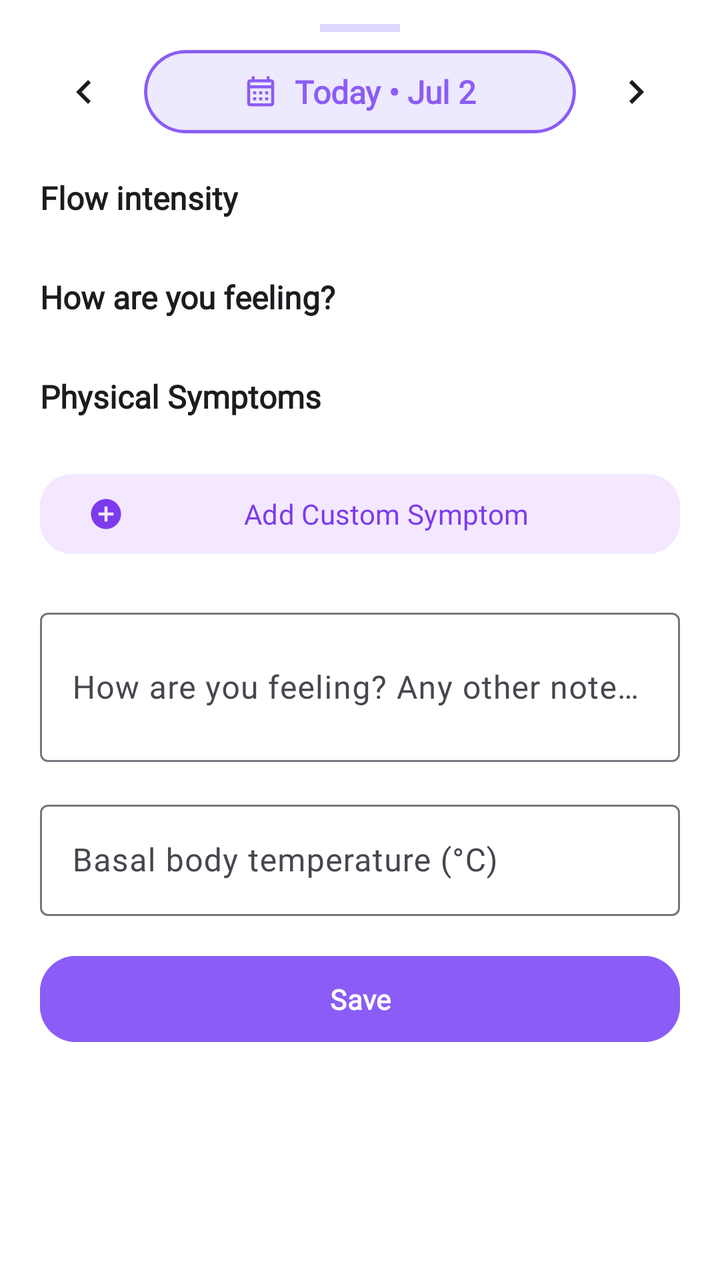
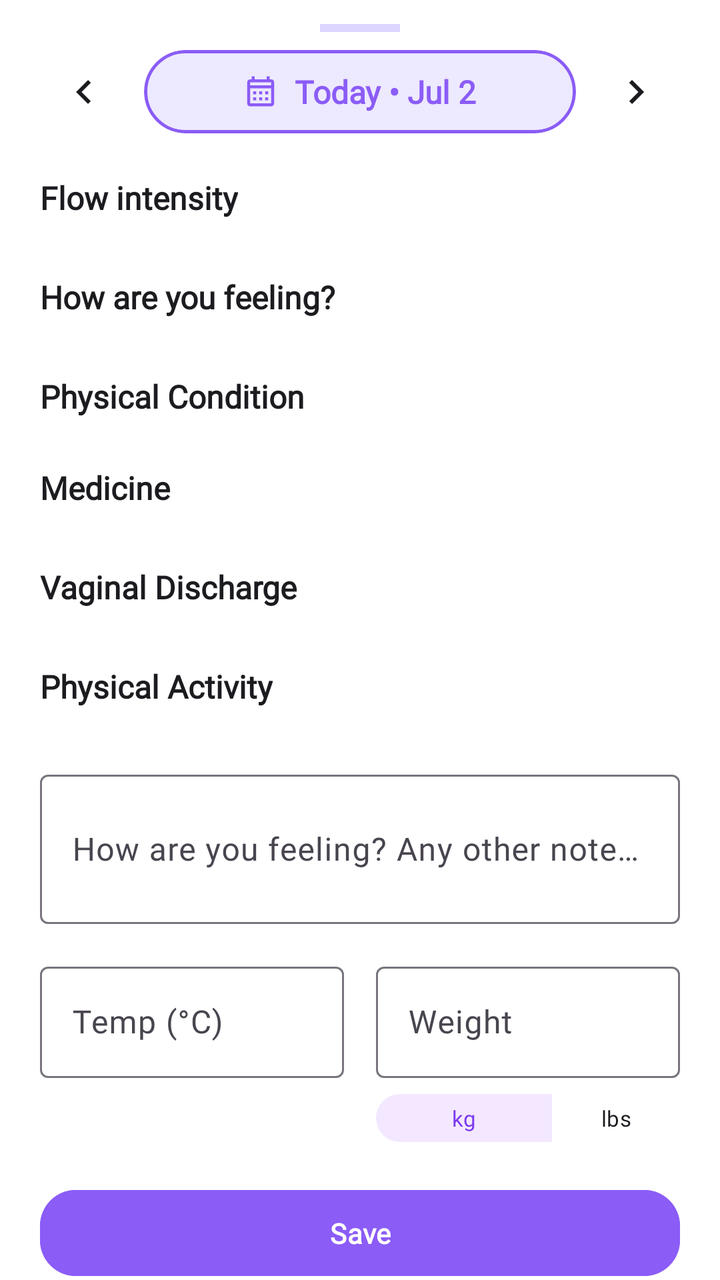

Screens rendered from an Android XML layout before and after an edit, with the pre-edit source and the edit as a unified diff.
<!-- AndroidManifest.xml: application theme Theme.Cyvia -->
<!-- res/layout/bottom_sheet_daily_log.xml -->
<?xml version="1.0" encoding="utf-8"?>
<LinearLayout
    xmlns:android="http://schemas.android.com/apk/res/android"
    xmlns:app="http://schemas.android.com/apk/res-auto"
    android:layout_width="match_parent"
    android:layout_height="wrap_content"
    android:orientation="vertical"
    android:background="@color/cyvia_surface">

    
    <View
        android:layout_width="40dp"
        android:layout_height="4dp"
        android:layout_gravity="center_horizontal"
        android:layout_marginTop="@dimen/space_12"
        android:layout_marginBottom="@dimen/space_8"
        android:background="@color/cyvia_outline"
        android:backgroundTint="@color/cyvia_outline" />

    <androidx.core.widget.NestedScrollView
        android:layout_width="match_parent"
        android:layout_height="wrap_content"
        android:fillViewport="true">

        <LinearLayout
            android:layout_width="match_parent"
            android:layout_height="wrap_content"
            android:orientation="vertical"
            android:paddingStart="@dimen/screen_padding_horizontal"
            android:paddingEnd="@dimen/screen_padding_horizontal"
            android:paddingBottom="@dimen/space_32">

            
            <LinearLayout
                android:layout_width="match_parent"
                android:layout_height="wrap_content"
                android:orientation="horizontal"
                android:gravity="center_vertical"
                android:layout_marginBottom="@dimen/space_20">

                <ImageButton
                    android:id="@+id/btn_prev_date"
                    android:layout_width="44dp"
                    android:layout_height="44dp"
                    android:background="?attr/selectableItemBackgroundBorderless"
                    android:src="@drawable/ic_chevron_left"
                    android:contentDescription="Previous day"
                    app:tint="@color/cyvia_on_surface" />

                <com.google.android.material.card.MaterialCardView
                    android:id="@+id/card_date_selector"
                    android:layout_width="0dp"
                    android:layout_height="wrap_content"
                    android:layout_weight="1"
                    android:layout_marginStart="8dp"
                    android:layout_marginEnd="8dp"
                    android:clickable="true"
                    android:focusable="true"
                    app:cardCornerRadius="22dp"
                    app:cardElevation="0dp"
                    app:strokeColor="@color/cyvia_primary"
                    app:strokeWidth="1.5dp"
                    app:cardBackgroundColor="@color/cyvia_primary_container">

                    <LinearLayout
                        android:layout_width="match_parent"
                        android:layout_height="wrap_content"
                        android:orientation="horizontal"
                        android:gravity="center"
                        android:paddingVertical="10dp"
                        android:paddingHorizontal="16dp">

                        <ImageView
                            android:layout_width="18dp"
                            android:layout_height="18dp"
                            android:src="@drawable/ic_calendar"
                            app:tint="@color/cyvia_primary"
                            android:layout_marginEnd="8dp" />

                        <TextView
                            android:id="@+id/tv_log_title"
                            android:layout_width="wrap_content"
                            android:layout_height="wrap_content"
                            android:text="Today • Jul 2"
                            android:textSize="@dimen/text_body_large"
                            android:fontFamily="@font/nunito"
                            android:textStyle="bold"
                            android:textColor="@color/cyvia_primary" />
                    </LinearLayout>
                </com.google.android.material.card.MaterialCardView>

                <ImageButton
                    android:id="@+id/btn_next_date"
                    android:layout_width="44dp"
                    android:layout_height="44dp"
                    android:background="?attr/selectableItemBackgroundBorderless"
                    android:src="@drawable/ic_chevron_right"
                    android:contentDescription="Next day"
                    app:tint="@color/cyvia_on_surface" />
            </LinearLayout>

            
            <TextView
                android:layout_width="wrap_content"
                android:layout_height="wrap_content"
                android:text="@string/log_flow_label"
                android:textSize="@dimen/text_body_large"
                android:fontFamily="@font/nunito"
                android:textStyle="bold"
                android:textColor="@color/cyvia_on_background"
                android:layout_marginBottom="@dimen/space_8" />

            
            <HorizontalScrollView
                android:layout_width="match_parent"
                android:layout_height="wrap_content"
                android:scrollbars="none"
                android:fillViewport="true"
                android:layout_marginBottom="@dimen/space_20">

                <LinearLayout
                    android:id="@+id/layout_flow_selector"
                    android:layout_width="wrap_content"
                    android:layout_height="wrap_content"
                    android:orientation="horizontal" />
            </HorizontalScrollView>

            
            <TextView
                android:layout_width="wrap_content"
                android:layout_height="wrap_content"
                android:text="How are you feeling?"
                android:textSize="@dimen/text_body_large"
                android:fontFamily="@font/nunito"
                android:textStyle="bold"
                android:textColor="@color/cyvia_on_background"
                android:layout_marginBottom="@dimen/space_8" />

            
            <HorizontalScrollView
                android:layout_width="match_parent"
                android:layout_height="wrap_content"
                android:scrollbars="none"
                android:layout_marginBottom="@dimen/space_20">

                <LinearLayout
                    android:id="@+id/layout_mood_selector"
                    android:layout_width="wrap_content"
                    android:layout_height="wrap_content"
                    android:orientation="horizontal" />
            </HorizontalScrollView>

            
            <TextView
                android:layout_width="wrap_content"
                android:layout_height="wrap_content"
                android:text="Physical Symptoms"
                android:textSize="@dimen/text_body_large"
                android:fontFamily="@font/nunito"
                android:textStyle="bold"
                android:textColor="@color/cyvia_on_background"
                android:layout_marginBottom="@dimen/space_8" />

            <HorizontalScrollView
                android:layout_width="match_parent"
                android:layout_height="wrap_content"
                android:scrollbars="none"
                android:layout_marginBottom="@dimen/space_16">

                <LinearLayout
                    android:id="@+id/layout_physical_symptoms"
                    android:layout_width="wrap_content"
                    android:layout_height="wrap_content"
                    android:orientation="horizontal" />
            </HorizontalScrollView>

            
            <com.google.android.material.button.MaterialButton
                android:id="@+id/btn_add_custom_kawaii"
                style="@style/Widget.Material3.Button.TonalButton"
                android:layout_width="match_parent"
                android:layout_height="wrap_content"
                app:icon="@drawable/ic_add_circle"
                android:text="Add Custom Symptom"
                app:cornerRadius="16dp"
                android:layout_marginBottom="@dimen/space_20" />

            
            <com.google.android.material.textfield.TextInputLayout
                android:layout_width="match_parent"
                android:layout_height="wrap_content"
                style="@style/Widget.Material3.TextInputLayout.OutlinedBox"
                android:hint="@string/log_notes_hint"
                android:layout_marginBottom="@dimen/space_16">

                <com.google.android.material.textfield.TextInputEditText
                    android:id="@+id/et_notes"
                    android:layout_width="match_parent"
                    android:layout_height="wrap_content"
                    android:minLines="2"
                    android:maxLines="5"
                    android:inputType="textMultiLine|textCapSentences"
                    android:fontFamily="@font/inter" />
            </com.google.android.material.textfield.TextInputLayout>

            
            <com.google.android.material.textfield.TextInputLayout
                android:id="@+id/layout_temperature"
                android:layout_width="match_parent"
                android:layout_height="wrap_content"
                style="@style/Widget.Material3.TextInputLayout.OutlinedBox"
                android:hint="@string/log_temperature_label"
                android:layout_marginBottom="@dimen/space_16">

                <com.google.android.material.textfield.TextInputEditText
                    android:id="@+id/et_temperature"
                    android:layout_width="match_parent"
                    android:layout_height="wrap_content"
                    android:inputType="numberDecimal"
                    android:fontFamily="@font/inter" />
            </com.google.android.material.textfield.TextInputLayout>

            
            <com.google.android.material.materialswitch.MaterialSwitch
                android:id="@+id/switch_intimacy"
                android:layout_width="match_parent"
                android:layout_height="wrap_content"
                android:text="@string/log_intimacy_label"
                android:fontFamily="@font/inter"
                android:textColor="@color/cyvia_on_background"
                android:layout_marginBottom="@dimen/space_24"
                android:visibility="gone" />

            
            <com.google.android.material.button.MaterialButton
                android:id="@+id/btn_save_log"
                style="@style/Widget.Cyvia.Button.Primary"
                android:layout_width="match_parent"
                android:layout_height="wrap_content"
                android:text="@string/log_save"
                android:backgroundTint="@color/cyvia_primary"
                android:textColor="@color/cyvia_on_primary" />

            <com.google.android.material.button.MaterialButton
                android:id="@+id/btn_delete_log"
                style="@style/Widget.Material3.Button.OutlinedButton"
                android:layout_width="match_parent"
                android:layout_height="wrap_content"
                android:layout_marginTop="8dp"
                android:text="🗑 Delete Log Entry"
                android:textColor="@color/cyvia_error"
                app:strokeColor="@color/cyvia_error"
                android:visibility="gone" />

        </LinearLayout>
    </androidx.core.widget.NestedScrollView>
</LinearLayout>
<!-- resources referenced by this layout -->
<resources>
  <color name="cyvia_error">#FCA5A5</color>
  <color name="cyvia_on_background">#1C1B1F</color>
  <color name="cyvia_on_primary">#FFFFFF</color>
  <color name="cyvia_on_surface">#1C1B1F</color>
  <color name="cyvia_outline">#DDD6FE</color>
  <color name="cyvia_primary">#8B5CF6</color>
  <color name="cyvia_primary_container">#EDE9FE</color>
  <color name="cyvia_surface">#FFFFFF</color>
  <dimen name="screen_padding_horizontal">20dp</dimen>
  <dimen name="space_12">12dp</dimen>
  <dimen name="space_16">16dp</dimen>
  <dimen name="space_20">20dp</dimen>
  <dimen name="space_24">24dp</dimen>
  <dimen name="space_32">32dp</dimen>
  <dimen name="space_8">8dp</dimen>
  <dimen name="text_body_large">16sp</dimen>
  <!-- drawable ic_add_circle (drawable) -->
  <?xml version="1.0" encoding="utf-8"?>
  <vector xmlns:android="http://schemas.android.com/apk/res/android"
      android:width="26dp"
      android:height="26dp"
      android:viewportWidth="24"
      android:viewportHeight="24">
      <path
          android:fillColor="#FF000000"
          android:fillType="evenOdd"
          android:pathData="M12,2C6.48,2 2,6.48 2,12s4.48,10 10,10 10,-4.48 10,-10S17.52,2 12,2zM17,13h-4v4h-2v-4H7v-2h4V7h2v4h4v2z"/>
  </vector>
  <!-- drawable ic_chevron_left (drawable) -->
  <vector xmlns:android="http://schemas.android.com/apk/res/android"
      android:width="24dp"
      android:height="24dp"
      android:viewportWidth="24"
      android:viewportHeight="24">
    <path
        android:fillColor="#FF000000"
        android:pathData="M15.41,16.59L10.83,12l4.58,-4.59L14,6l-6,6 6,6 1.41,-1.41z"/>
  </vector>
  <!-- drawable ic_chevron_right (drawable) -->
  <vector xmlns:android="http://schemas.android.com/apk/res/android"
      android:width="24dp"
      android:height="24dp"
      android:viewportWidth="24"
      android:viewportHeight="24">
    <path
        android:fillColor="#FF000000"
        android:pathData="M8.59,16.59L13.17,12 8.59,7.41 10,6l6,6 -6,6 -1.41,-1.41z"/>
  </vector>
  <string name="log_flow_label">Flow intensity</string>
  <string name="log_intimacy_label">Intimacy</string>
  <string name="log_notes_hint">How are you feeling? Any other notes…</string>
  <string name="log_save">Save</string>
  <string name="log_temperature_label">Basal body temperature (°C)</string>
  <style name="Widget.Cyvia.Button.Primary" parent="Widget.Material3.Button">
          <item name="cornerRadius">@dimen/corner_medium</item>
          <item name="android:paddingTop">@dimen/space_12</item>
          <item name="android:paddingBottom">@dimen/space_12</item>
          <item name="android:fontFamily">@font/nunito</item>
          <item name="android:textStyle">bold</item>
          <item name="android:letterSpacing">0.01</item>
      </style>
  <style name="Theme.Cyvia" parent="Base.Theme.Cyvia" />
  <dimen name="corner_medium">18dp</dimen>
  <color name="cyvia_on_primary_container">#4C1D95</color>
  <color name="cyvia_secondary">#C084FC</color>
  <color name="cyvia_on_secondary">#FFFFFF</color>
  <color name="cyvia_secondary_container">#F3E8FF</color>
  <color name="cyvia_on_secondary_container">#7C3AED</color>
  <color name="cyvia_tertiary">#F9A8D4</color>
  <color name="cyvia_on_tertiary">#831843</color>
  <color name="cyvia_tertiary_container">#FCE7F3</color>
  <color name="cyvia_on_tertiary_container">#9D174D</color>
  <color name="cyvia_background">#FFFDFB</color>
  <color name="cyvia_surface_variant">#F5F3FF</color>
  <color name="cyvia_on_surface_variant">#49454F</color>
  <color name="cyvia_on_error">#7F1D1D</color>
  <dimen name="corner_small">12dp</dimen>
  <dimen name="corner_large">24dp</dimen>
  <dimen name="corner_extra_large">28dp</dimen>
  <color name="bottom_nav_background">#FFFFFF</color>
  <!-- unchanged entries left out for length: 2 -->
</resources>

<!-- the commit's change to res/layout/bottom_sheet_daily_log.xml (unified diff, before → after) -->
@@ -154,7 +154,7 @@
             <TextView
                 android:layout_width="wrap_content"
                 android:layout_height="wrap_content"
-                android:text="Physical Symptoms"
+                android:text="Physical Condition"
                 android:textSize="@dimen/text_body_large"
                 android:fontFamily="@font/nunito"
                 android:textStyle="bold"
@@ -175,15 +175,108 @@
             </HorizontalScrollView>
 
             
-            <com.google.android.material.button.MaterialButton
-                android:id="@+id/btn_add_custom_kawaii"
-                style="@style/Widget.Material3.Button.TonalButton"
-                android:layout_width="match_parent"
-                android:layout_height="wrap_content"
-                app:icon="@drawable/ic_add_circle"
-                android:text="Add Custom Symptom"
-                app:cornerRadius="16dp"
-                android:layout_marginBottom="@dimen/space_20" />
+            <TextView
+                android:layout_width="wrap_content"
+                android:layout_height="wrap_content"
+                android:text="Medicine"
+                android:textSize="@dimen/text_body_large"
+                android:fontFamily="@font/nunito"
+                android:textStyle="bold"
+                android:textColor="@color/cyvia_on_background"
+                android:layout_marginBottom="@dimen/space_8" />
+
+            <HorizontalScrollView
+                android:layout_width="match_parent"
+                android:layout_height="wrap_content"
+                android:scrollbars="none"
+                android:layout_marginBottom="@dimen/space_20">
+
+                <LinearLayout
+                    android:id="@+id/layout_medicine_selector"
+                    android:layout_width="wrap_content"
+                    android:layout_height="wrap_content"
+                    android:orientation="horizontal" />
+            </HorizontalScrollView>
+
+            
+            <TextView
+                android:layout_width="wrap_content"
+                android:layout_height="wrap_content"
+                android:text="Vaginal Discharge"
+                android:textSize="@dimen/text_body_large"
+                android:fontFamily="@font/nunito"
+                android:textStyle="bold"
+                android:textColor="@color/cyvia_on_background"
+                android:layout_marginBottom="@dimen/space_8" />
+
+            <HorizontalScrollView
+                android:layout_width="match_parent"
+                android:layout_height="wrap_content"
+                android:scrollbars="none"
+                android:layout_marginBottom="@dimen/space_20">
+
+                <LinearLayout
+                    android:id="@+id/layout_discharge_selector"
+                    android:layout_width="wrap_content"
+                    android:layout_height="wrap_content"
+                    android:orientation="horizontal" />
+            </HorizontalScrollView>
+
+            
+            <TextView
+                android:layout_width="wrap_content"
+                android:layout_height="wrap_content"
+                android:text="Physical Activity"
+                android:textSize="@dimen/text_body_large"
+                android:fontFamily="@font/nunito"
+                android:textStyle="bold"
+                android:textColor="@color/cyvia_on_background"
+                android:layout_marginBottom="@dimen/space_8" />
+
+            <HorizontalScrollView
+                android:layout_width="match_parent"
+                android:layout_height="wrap_content"
+                android:scrollbars="none"
+                android:layout_marginBottom="@dimen/space_20">
+
+                <LinearLayout
+                    android:id="@+id/layout_activity_selector"
+                    android:layout_width="wrap_content"
+                    android:layout_height="wrap_content"
+                    android:orientation="horizontal" />
+            </HorizontalScrollView>
+
+            
+            <LinearLayout
+                android:id="@+id/layout_sex_section"
+                android:layout_width="match_parent"
+                android:layout_height="wrap_content"
+                android:orientation="vertical"
+                android:visibility="gone">
+
+                <TextView
+                    android:layout_width="wrap_content"
+                    android:layout_height="wrap_content"
+                    android:text="Sex"
+                    android:textSize="@dimen/text_body_large"
+                    android:fontFamily="@font/nunito"
+                    android:textStyle="bold"
+                    android:textColor="@color/cyvia_on_background"
+                    android:layout_marginBottom="@dimen/space_8" />
+
+                <HorizontalScrollView
+                    android:layout_width="match_parent"
+                    android:layout_height="wrap_content"
+                    android:scrollbars="none"
+                    android:layout_marginBottom="@dimen/space_20">
+
+                    <LinearLayout
+                        android:id="@+id/layout_sex_selector"
+                        android:layout_width="wrap_content"
+                        android:layout_height="wrap_content"
+                        android:orientation="horizontal" />
+                </HorizontalScrollView>
+            </LinearLayout>
 
             
             <com.google.android.material.textfield.TextInputLayout
@@ -204,32 +297,85 @@
             </com.google.android.material.textfield.TextInputLayout>
 
             
-            <com.google.android.material.textfield.TextInputLayout
-                android:id="@+id/layout_temperature"
-                android:layout_width="match_parent"
-                android:layout_height="wrap_content"
-                style="@style/Widget.Material3.TextInputLayout.OutlinedBox"
-                android:hint="@string/log_temperature_label"
+            <LinearLayout
+                android:layout_width="match_parent"
+                android:layout_height="wrap_content"
+                android:orientation="horizontal"
+                android:baselineAligned="false"
                 android:layout_marginBottom="@dimen/space_16">
 
-                <com.google.android.material.textfield.TextInputEditText
-                    android:id="@+id/et_temperature"
-                    android:layout_width="match_parent"
-                    android:layout_height="wrap_content"
-                    android:inputType="numberDecimal"
-                    android:fontFamily="@font/inter" />
-            </com.google.android.material.textfield.TextInputLayout>
-
-            
-            <com.google.android.material.materialswitch.MaterialSwitch
-                android:id="@+id/switch_intimacy"
-                android:layout_width="match_parent"
-                android:layout_height="wrap_content"
-                android:text="@string/log_intimacy_label"
-                android:fontFamily="@font/inter"
-                android:textColor="@color/cyvia_on_background"
-                android:layout_marginBottom="@dimen/space_24"
-                android:visibility="gone" />
+                
+                <com.google.android.material.textfield.TextInputLayout
+                    android:id="@+id/layout_temperature"
+                    android:layout_width="0dp"
+                    android:layout_height="wrap_content"
+                    android:layout_weight="1"
+                    android:layout_marginEnd="8dp"
+                    style="@style/Widget.Material3.TextInputLayout.OutlinedBox"
+                    android:hint="Temp (°C)">
+
+                    <com.google.android.material.textfield.TextInputEditText
+                        android:id="@+id/et_temperature"
+                        android:layout_width="match_parent"
+                        android:layout_height="wrap_content"
+                        android:inputType="numberDecimal"
+                        android:fontFamily="@font/inter" />
+                </com.google.android.material.textfield.TextInputLayout>
+
+                
+                <LinearLayout
+                    android:layout_width="0dp"
+                    android:layout_height="wrap_content"
+                    android:layout_weight="1"
+                    android:layout_marginStart="8dp"
+                    android:orientation="vertical">
+
+                    <com.google.android.material.textfield.TextInputLayout
+                        android:id="@+id/layout_weight"
+                        android:layout_width="match_parent"
+                        android:layout_height="wrap_content"
+                        style="@style/Widget.Material3.TextInputLayout.OutlinedBox"
+                        android:hint="Weight"
+                        app:suffixText="kg">
+
+                        <com.google.android.material.textfield.TextInputEditText
+                            android:id="@+id/et_weight"
+                            android:layout_width="match_parent"
+                            android:layout_height="wrap_content"
+                            android:inputType="numberDecimal"
+                            android:fontFamily="@font/inter" />
+                    </com.google.android.material.textfield.TextInputLayout>
+
+                    
+                    <com.google.android.material.button.MaterialButtonToggleGroup
+                        android:id="@+id/toggle_weight_unit"
+                        android:layout_width="wrap_content"
+                        android:layout_height="32dp"
+                        android:layout_gravity="end"
+                        android:layout_marginTop="4dp"
+                        app:singleSelection="true"
+                        app:checkedButton="@+id/btn_unit_kg">
+
+                        <com.google.android.material.button.MaterialButton
+                            android:id="@+id/btn_unit_kg"
+                            style="@style/Widget.Material3.Button.TextButton"
+                            android:layout_width="wrap_content"
+                            android:layout_height="wrap_content"
+                            android:text="kg"
+                            android:textSize="11sp"
+                            android:padding="0dp" />
+
+                        <com.google.android.material.button.MaterialButton
+                            android:id="@+id/btn_unit_lbs"
+                            style="@style/Widget.Material3.Button.TextButton"
+                            android:layout_width="wrap_content"
+                            android:layout_height="wrap_content"
+                            android:text="lbs"
+                            android:textSize="11sp"
+                            android:padding="0dp" />
+                    </com.google.android.material.button.MaterialButtonToggleGroup>
+                </LinearLayout>
+            </LinearLayout>
 
             
             <com.google.android.material.button.MaterialButton
<!-- resource entries referenced after the edit -->
@@ -12,22 +12,9 @@
   <dimen name="space_12">12dp</dimen>
   <dimen name="space_16">16dp</dimen>
   <dimen name="space_20">20dp</dimen>
-  <dimen name="space_24">24dp</dimen>
   <dimen name="space_32">32dp</dimen>
   <dimen name="space_8">8dp</dimen>
   <dimen name="text_body_large">16sp</dimen>
-  <!-- drawable ic_add_circle (drawable) -->
-  <?xml version="1.0" encoding="utf-8"?>
-  <vector xmlns:android="http://schemas.android.com/apk/res/android"
-      android:width="26dp"
-      android:height="26dp"
-      android:viewportWidth="24"
-      android:viewportHeight="24">
-      <path
-          android:fillColor="#FF000000"
-          android:fillType="evenOdd"
-          android:pathData="M12,2C6.48,2 2,6.48 2,12s4.48,10 10,10 10,-4.48 10,-10S17.52,2 12,2zM17,13h-4v4h-2v-4H7v-2h4V7h2v4h4v2z"/>
-  </vector>
   <!-- drawable ic_chevron_left (drawable) -->
   <vector xmlns:android="http://schemas.android.com/apk/res/android"
       android:width="24dp"
@@ -49,10 +36,8 @@
         android:pathData="M8.59,16.59L13.17,12 8.59,7.41 10,6l6,6 -6,6 -1.41,-1.41z"/>
   </vector>
   <string name="log_flow_label">Flow intensity</string>
-  <string name="log_intimacy_label">Intimacy</string>
   <string name="log_notes_hint">How are you feeling? Any other notes…</string>
   <string name="log_save">Save</string>
-  <string name="log_temperature_label">Basal body temperature (°C)</string>
   <style name="Widget.Cyvia.Button.Primary" parent="Widget.Material3.Button">
           <item name="cornerRadius">@dimen/corner_medium</item>
           <item name="android:paddingTop">@dimen/space_12</item>
